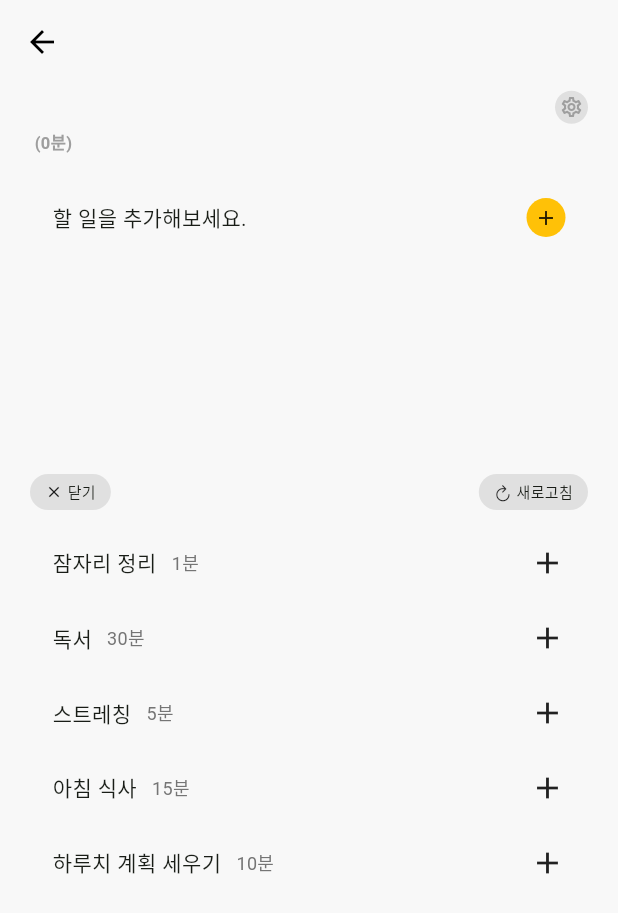
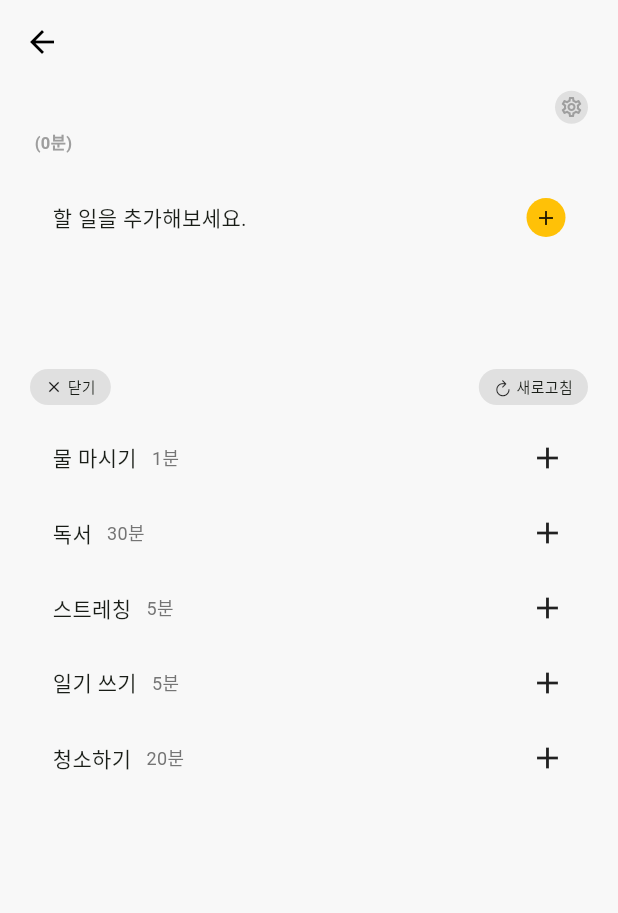
Before and after one commit to J1NWAN/routine_tree_app, a Flutter app: the RoutineDetailScreen screen opened by its route, after a tap on "새로고침", on a phone screen of 412 x 824 dp. Shown: the top 913 px of the screen. Run offline on Flutter 3.47's test engine with Material 3 defaults, Android fonts, the phone set to English and light mode, and no system bars; our stand-ins replace flutter_riverpod, go_router, hive, hive_flutter, riverpod_annotation; missing offline and left inert: widgets_easier; accounts and stored records are empty; generated files the repository leaves out were written again.

Commit message:
feat: 추천 루틴 새로고침 기능 추가

```diff
--- a/lib/screens/routine_detail_screen.dart
+++ b/lib/screens/routine_detail_screen.dart
@@ -23,6 +23,26 @@ class _RoutineDetailScreenState extends ConsumerState<RoutineDetailScreen> {
     {'title': '스트레칭', 'hours': 0, 'minutes': 5},
     {'title': '아침 식사', 'hours': 0, 'minutes': 15},
     {'title': '하루치 계획 세우기', 'hours': 0, 'minutes': 10},
+    {'title': '명상', 'hours': 0, 'minutes': 10},
+    {'title': '운동', 'hours': 1, 'minutes': 0},
+    {'title': '일기 쓰기', 'hours': 0, 'minutes': 5},
+    {'title': '물 마시기', 'hours': 0, 'minutes': 1},
+    {'title': '방 환기하기', 'hours': 0, 'minutes': 2},
+    {'title': '영어 공부', 'hours': 0, 'minutes': 20},
+    {'title': '음악 듣기', 'hours': 0, 'minutes': 15},
+    {'title': '요리하기', 'hours': 0, 'minutes': 30},
+    {'title': '산책', 'hours': 0, 'minutes': 20},
+    {'title': '샤워하기', 'hours': 0, 'minutes': 10},
+    {'title': '비타민 섭취', 'hours': 0, 'minutes': 1},
+    {'title': '책상 정리', 'hours': 0, 'minutes': 5},
+    {'title': '뉴스 읽기', 'hours': 0, 'minutes': 10},
+    {'title': '스킨케어', 'hours': 0, 'minutes': 5},
+    {'title': '온라인 강의 듣기', 'hours': 0, 'minutes': 40},
+    {'title': '가계부 작성', 'hours': 0, 'minutes': 5},
+    {'title': '화분에 물주기', 'hours': 0, 'minutes': 3},
+    {'title': '요가', 'hours': 0, 'minutes': 15},
+    {'title': '청소하기', 'hours': 0, 'minutes': 20},
+    {'title': '이메일 확인', 'hours': 0, 'minutes': 10},
   ];
   int selectedHours = 0;
   int selectedMinutes = 0;
@@ -35,6 +55,22 @@ class _RoutineDetailScreenState extends ConsumerState<RoutineDetailScreen> {
   bool _isInitialized = false;
   bool isRecommendation = true;
   RoutineDetailItem? _editingItem; // 수정 중인 아이템
+  List<Map<String, dynamic>> _displayedRecommendations = [];
+
+  @override
+  void initState() {
+    super.initState();
+    _refreshRecommendations();
+  }
+
+  // 랜덤 추천 루틴 생성
+  void _refreshRecommendations() {
+    final shuffled = List<Map<String, dynamic>>.from(recommendationRoutine);
+    shuffled.shuffle();
+    setState(() {
+      _displayedRecommendations = shuffled.take(5).toList();
+    });
+  }
 
   // 전달받은 routine 데이터로 초기값 설정
   void _initializeWithRoutineData(Routine routine) {
@@ -208,7 +244,7 @@ class _RoutineDetailScreenState extends ConsumerState<RoutineDetailScreen> {
               // 루틴 추가 컨테이너 위젯
               buildRoutineWidget(),
 
-              const SizedBox(height: 150),
+              const SizedBox(height: 80),
 
               // 루틴 추천
               if (isRecommendation) ...[
@@ -246,7 +282,7 @@ class _RoutineDetailScreenState extends ConsumerState<RoutineDetailScreen> {
                     ),
                     GestureDetector(
                       onTap: () {
-                        print('새로고침');
+                        _refreshRecommendations();
                       },
                       child: Container(
                         padding: const EdgeInsets.symmetric(horizontal: 10, vertical: 5),
@@ -275,7 +311,7 @@ class _RoutineDetailScreenState extends ConsumerState<RoutineDetailScreen> {
                 ),
                 const SizedBox(height: 15),
                 Column(
-                  children: recommendationRoutine.map<Widget>((routine) {
+                  children: _displayedRecommendations.map<Widget>((routine) {
                     return Padding(
                       padding: const EdgeInsets.only(bottom: 10.0),
                       child: buildRecommendationWidget(routine),
```
